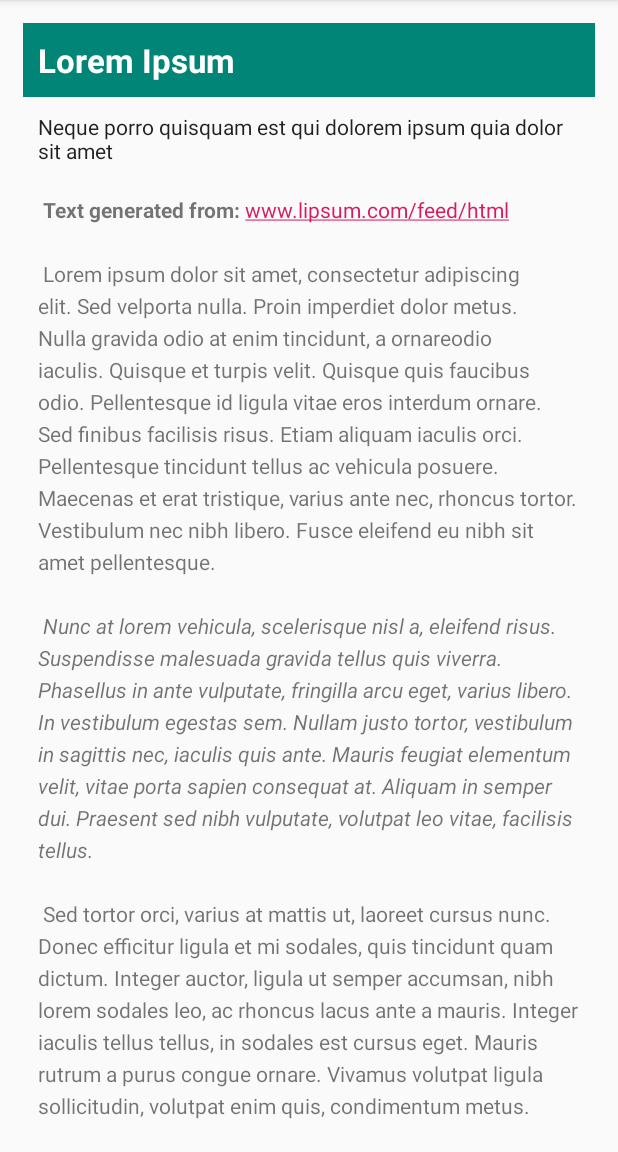
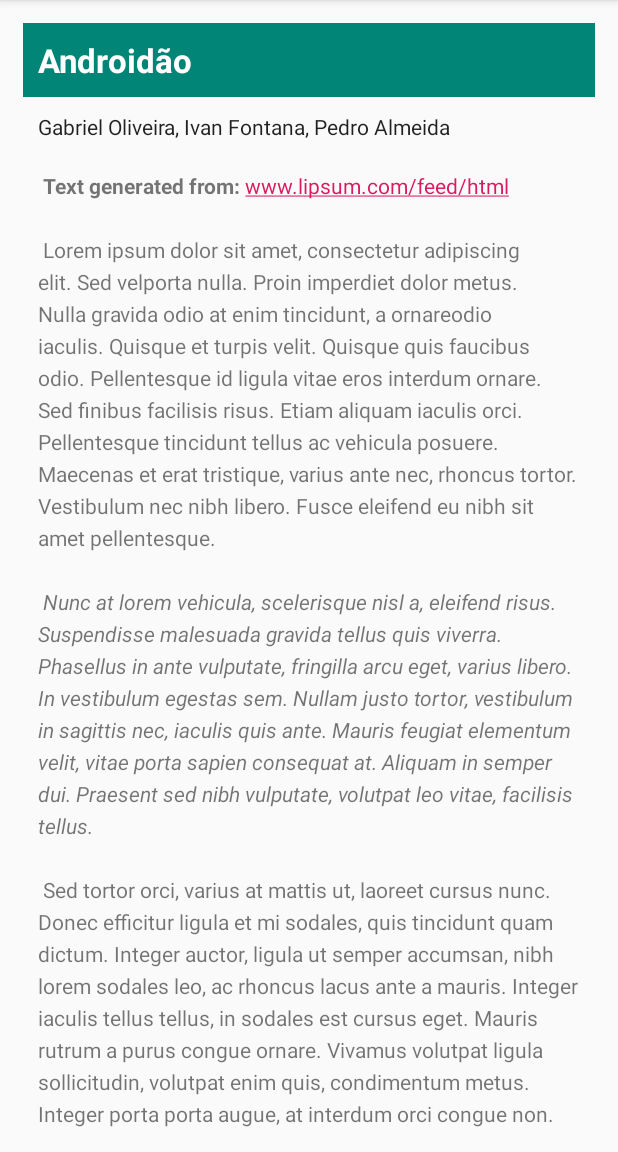
Before and after one commit to gafeol/Mobile, an Android app: the screen it shows after launch (MainActivity), on a phone screen of 412 x 824 dp, the part 84-1236 px from its top. Run offline under Robolectric (Android 15) with nearby library versions, the phone set to English and light mode, and no system bars.

Commit message:
Updates the head and subhead with member's names and group name

```diff
--- a/ScrollingText/app/src/main/res/values/strings.xml
+++ b/ScrollingText/app/src/main/res/values/strings.xml
@@ -1,7 +1,7 @@
 <resources>
     <string name="app_name">Scrolling Text</string>
-    <string name="article_title">Lorem Ipsum</string>
-    <string name="article_subtitle">Neque porro quisquam est qui dolorem ipsum quia dolor sit amet</string>
+    <string name="article_title">Androidão</string>
+    <string name="article_subtitle">Gabriel Oliveira, Ivan Fontana, Pedro Almeida</string>
     <string name="article_text">
         <b>Text generated from\:</b> www.lipsum.com/feed/html
         \n\n
```
